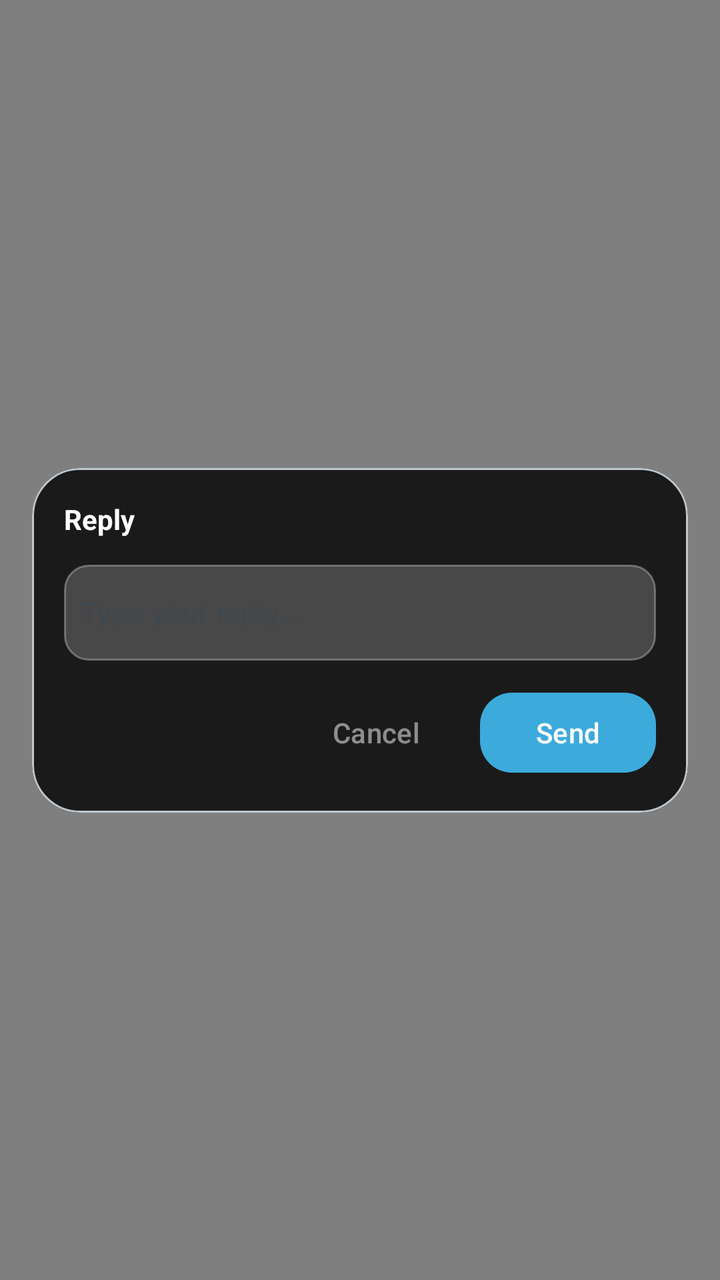
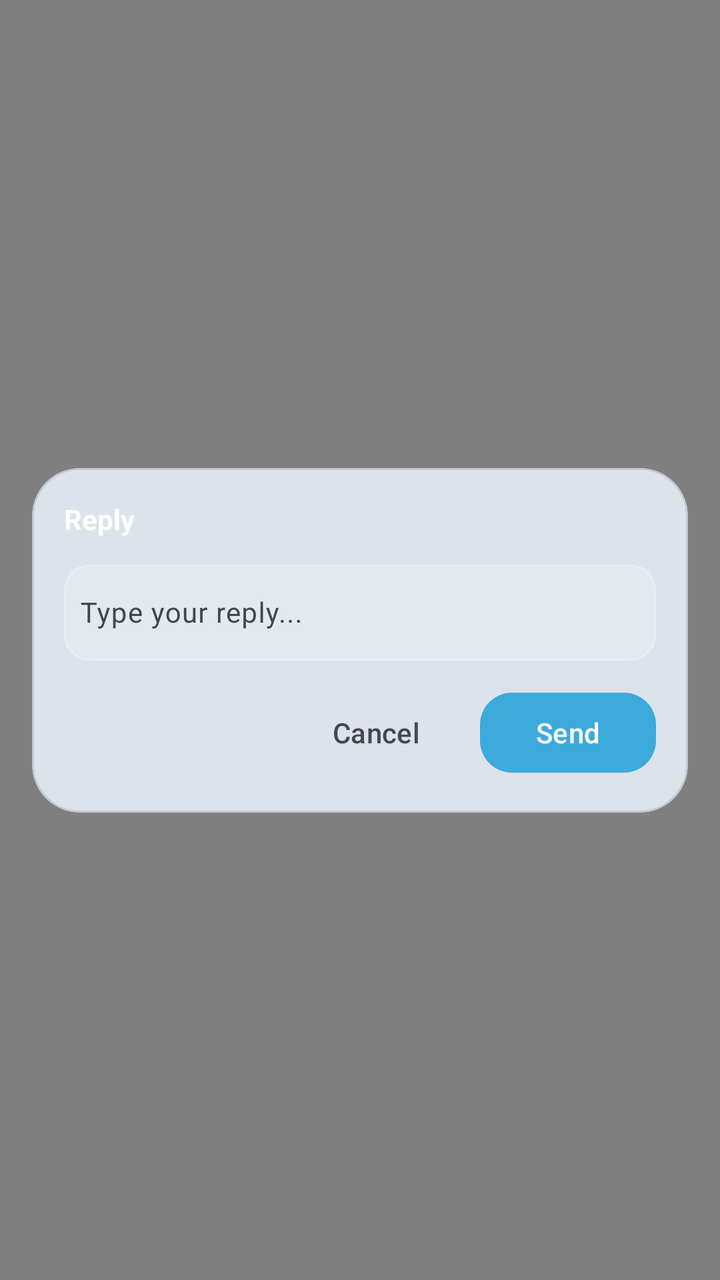

Screens rendered from an Android XML layout before and after an edit, with the pre-edit source and the edit as a unified diff.
<!-- AndroidManifest.xml: activity theme Theme.Smartwatch.Translucent -->
<!-- res/layout/activity_reply_dialog.xml -->
<?xml version="1.0" encoding="utf-8"?>
<androidx.constraintlayout.widget.ConstraintLayout
    xmlns:android="http://schemas.android.com/apk/res/android"
    xmlns:app="http://schemas.android.com/apk/res-auto"
    android:id="@+id/reply_root"
    android:layout_width="match_parent"
    android:layout_height="match_parent"
    android:background="#80000000">

    <com.google.android.material.card.MaterialCardView
        android:id="@+id/cardReply"
        android:layout_width="match_parent"
        android:layout_height="wrap_content"
        android:layout_margin="16dp"
        app:cardCornerRadius="24dp"
        app:cardBackgroundColor="#1A1A1A"
        app:layout_constraintBottom_toBottomOf="parent"
        app:layout_constraintTop_toTopOf="parent">

        <LinearLayout
            android:layout_width="match_parent"
            android:layout_height="wrap_content"
            android:orientation="vertical"
            android:padding="16dp">

            <TextView
                android:id="@+id/tvReplyTitle"
                android:layout_width="wrap_content"
                android:layout_height="wrap_content"
                android:text="@string/reply_label"
                android:textColor="@color/white"
                android:textSize="14sp"
                android:textStyle="bold"
                android:layout_marginBottom="8dp"/>

            <com.google.android.material.textfield.TextInputLayout
                android:layout_width="match_parent"
                android:layout_height="wrap_content"
                android:hint="@string/di_reply_hint">

                <com.google.android.material.textfield.TextInputEditText
                    android:id="@+id/etReply"
                    android:layout_width="match_parent"
                    android:layout_height="wrap_content"
                    android:minHeight="48dp"
                    android:background="@drawable/bg_reply_input"
                    android:textColor="@color/white"
                    android:textSize="14sp"
                    android:padding="8dp"
                    android:textColorHint="#80FFFFFF"
                    android:inputType="textShortMessage|textAutoCorrect"/>
            </com.google.android.material.textfield.TextInputLayout>

            <LinearLayout
                android:layout_width="match_parent"
                android:layout_height="wrap_content"
                android:orientation="horizontal"
                android:gravity="end"
                android:layout_marginTop="12dp">

                <com.google.android.material.button.MaterialButton
                    android:id="@+id/btnCancel"
                    style="@style/Widget.Material3.Button.TextButton"
                    android:layout_width="wrap_content"
                    android:layout_height="wrap_content"
                    android:text="@string/di_cancel"
                    android:textColor="#80FFFFFF"/>

                <com.google.android.material.button.MaterialButton
                    android:id="@+id/btnSend"
                    android:layout_width="wrap_content"
                    android:layout_height="wrap_content"
                    android:text="@string/di_send"
                    android:layout_marginStart="8dp"
                    app:cornerRadius="16dp"/>
            </LinearLayout>
        </LinearLayout>
    </com.google.android.material.card.MaterialCardView>

</androidx.constraintlayout.widget.ConstraintLayout>
<!-- resources referenced by this layout -->
<resources>
  <color name="white">#FFFFFFFF</color>
  <!-- drawable bg_reply_input (drawable) -->
  <?xml version="1.0" encoding="utf-8"?>
  <shape xmlns:android="http://schemas.android.com/apk/res/android">
      <solid android:color="#33FFFFFF"/>
      <corners android:radius="12dp"/>
      <stroke android:width="1dp" android:color="#4DFFFFFF"/>
  </shape>
  <string name="di_cancel">Cancel</string>
  <string name="di_reply_hint">Type your reply...</string>
  <string name="di_send">Send</string>
  <string name="reply_label">Reply</string>
  <style name="Theme.Smartwatch.Translucent" parent="Theme.Smartwatch">
          <item name="android:windowBackground">@android:color/transparent</item>
          <item name="android:windowIsTranslucent">true</item>
          <item name="android:windowContentOverlay">@null</item>
          <item name="android:windowNoTitle">true</item>
          <item name="android:windowIsFloating">false</item>
          <item name="android:backgroundDimEnabled">true</item>
      </style>
  <style name="Theme.Smartwatch" parent="Theme.Material3.DayNight.NoActionBar">
          
          <item name="colorPrimary">#3DAADC</item>
          <item name="colorOnPrimary">#FFFFFF</item>
          <item name="colorPrimaryContainer">#D0EEFA</item>
          <item name="colorOnPrimaryContainer">#003549</item>
  
          
          <item name="colorSecondary">#DC3D3D</item>
          <item name="colorOnSecondary">#FFFFFF</item>
          <item name="colorSecondaryContainer">#FFDAD6</item>
          <item name="colorOnSecondaryContainer">#410002</item>
  
          
          <item name="colorTertiary">#22CC88</item>
          <item name="colorOnTertiary">#FFFFFF</item>
          <item name="colorTertiaryContainer">#B8F5DA</item>
          <item name="colorOnTertiaryContainer">#002116</item>
  
          
          <item name="colorSurface">#F5F8FC</item>
          <item name="colorOnSurface">#181C20</item>
          <item name="colorSurfaceVariant">#DCE4EC</item>
          <item name="colorOnSurfaceVariant">#40484F</item>
          <item name="colorSurfaceContainer">#E8EEF5</item>
          <item name="colorSurfaceContainerHigh">#E2E8EF</item>
          <item name="colorSurfaceContainerHighest">#DCE3EA</item>
  
          
          <item name="colorOutline">#70787F</item>
          <item name="colorOutlineVariant">#C0C8CF</item>
  
          
          <item name="colorError">#BA1A1A</item>
          <item name="colorOnError">#FFFFFF</item>
          <item name="colorErrorContainer">#FFDAD6</item>
          <item name="colorOnErrorContainer">#410002</item>
  
          
          <item name="android:navigationBarColor">@android:color/transparent</item>
          <item name="android:statusBarColor">@android:color/transparent</item>
          <item name="android:windowLightStatusBar">true</item>
  
          
          <item name="shapeAppearanceSmallComponent">@style/Shape.Small</item>
          <item name="shapeAppearanceMediumComponent">@style/Shape.Medium</item>
          <item name="shapeAppearanceLargeComponent">@style/Shape.Large</item>
      </style>
  <style name="Shape.Small" parent="ShapeAppearance.Material3.SmallComponent">
          <item name="cornerSize">10dp</item>
      </style>
  <style name="Shape.Medium" parent="ShapeAppearance.Material3.MediumComponent">
          <item name="cornerSize">16dp</item>
      </style>
  <style name="Shape.Large" parent="ShapeAppearance.Material3.LargeComponent">
          <item name="cornerSize">24dp</item>
      </style>
</resources>

<!-- the commit's change to res/layout/activity_reply_dialog.xml (unified diff, before → after) -->
@@ -13,7 +13,7 @@
         android:layout_height="wrap_content"
         android:layout_margin="16dp"
         app:cardCornerRadius="24dp"
-        app:cardBackgroundColor="#1A1A1A"
+        app:cardBackgroundColor="?attr/colorSurfaceContainerHighest"
         app:layout_constraintBottom_toBottomOf="parent"
         app:layout_constraintTop_toTopOf="parent">
 
@@ -64,7 +64,7 @@
                     android:layout_width="wrap_content"
                     android:layout_height="wrap_content"
                     android:text="@string/di_cancel"
-                    android:textColor="#80FFFFFF"/>
+                    android:textColor="?android:attr/textColorSecondary"/>
 
                 <com.google.android.material.button.MaterialButton
                     android:id="@+id/btnSend"
